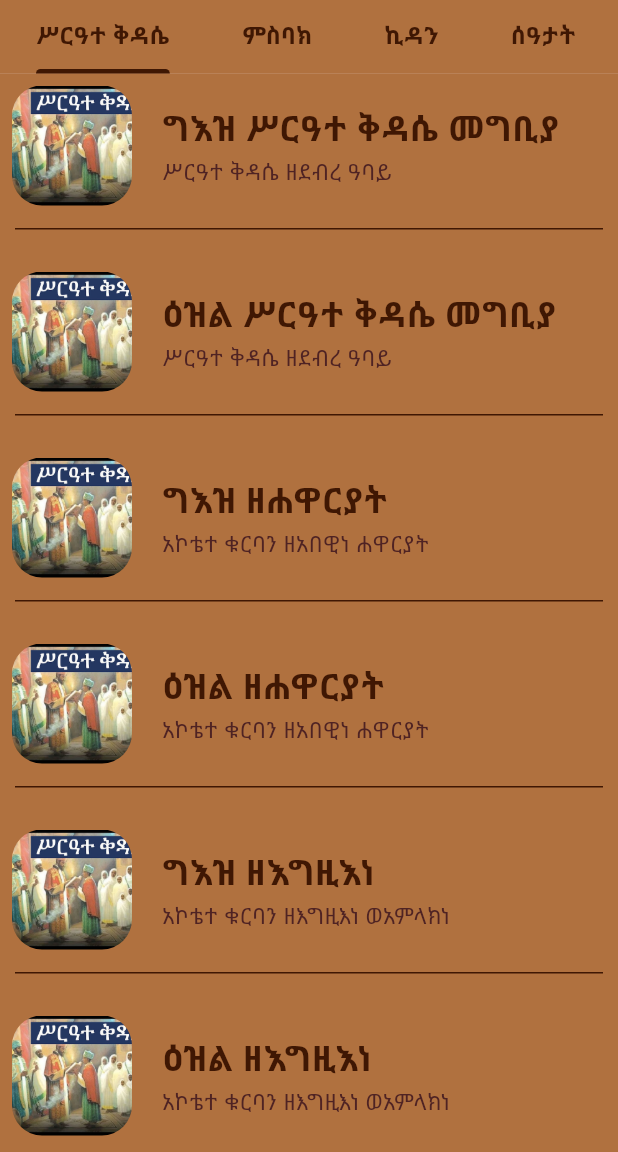
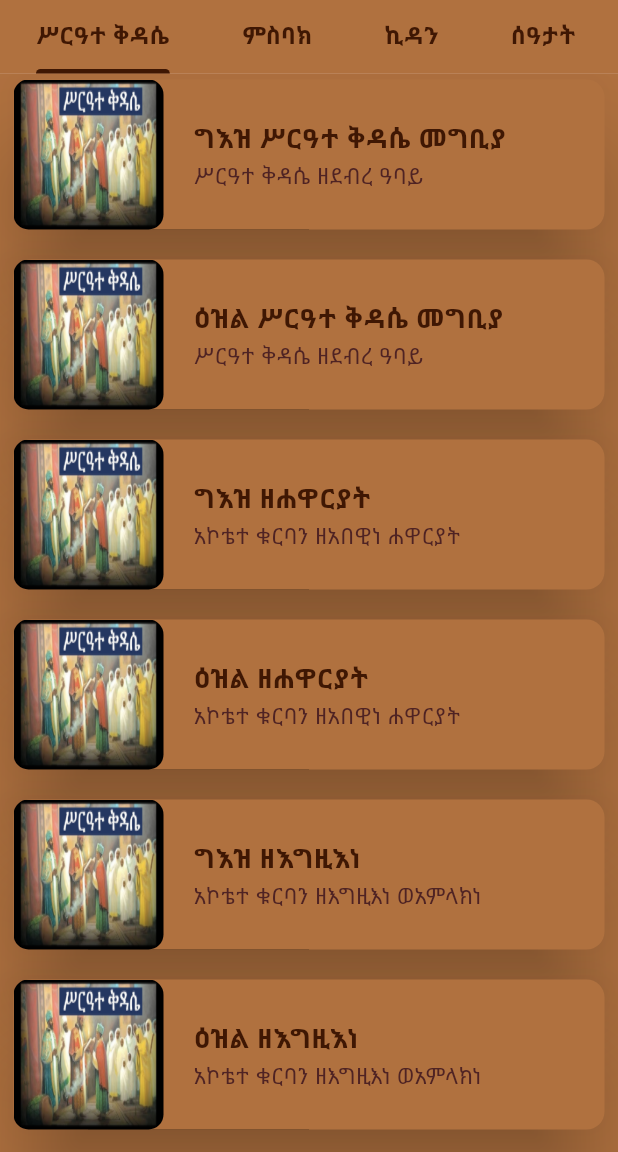
Before and after one commit to yabulala432/mezgebe_sbhat, a Flutter app: the screen it shows after launch, on a phone screen of 412 x 824 dp, the part 84-1236 px from its top. Run offline on Flutter 3.47's test engine with Material 3 defaults, Android fonts, the phone set to English and light mode, and no system bars; our stand-ins replace audioplayers, dio, flutter_native_splash, flutter_slidable, font_awesome_flutter, getwidget and 1 more; missing offline and left inert: flutter_ffmpeg, syncfusion_flutter_pdfviewer.

Commit message:
stylize the touchable item

```diff
--- a/lib/components/home/touchable_item.dart
+++ b/lib/components/home/touchable_item.dart
@@ -18,28 +18,32 @@ class TouchableItem extends StatelessWidget {
     required this.onTap,
   });
 
-  void _handleTap() {
-    onTap();
-  }
-
   @override
   Widget build(BuildContext context) {
-    return Column(
-      children: [
-        InkWell(
-          onTap: () => _handleTap(),
-          child: Padding(
-            padding: const EdgeInsets.all(8.0),
+    final ColorScheme themeProvider =
+        Provider.of<ThemeProvider>(context).themeData.colorScheme;
+    return Padding(
+      padding: const EdgeInsets.symmetric(horizontal: 5.0),
+      child: Card(
+        color: themeProvider.surface,
+        elevation: 25.0,
+        child: InkWell(
+          splashColor: themeProvider.primary.withOpacity(.5),
+          hoverColor: themeProvider.primary.withOpacity(.5),
+          focusColor: themeProvider.primary.withOpacity(.5),
+          highlightColor: themeProvider.primary.withOpacity(.5),
+          onTap: () => onTap(),
           child: Row(
             children: [
               ClipRRect(
                 borderRadius: BorderRadius.circular(
-                      20.0), // Adjust the radius as needed
+                  10.0,
+                ),
                 child: Image.asset(
                   imageUrl,
-                    width: 80.0,
-                    height: 80.0,
-                    fit: BoxFit.cover,
+                  width: 100.0,
+                  height: 100.0,
+                  fit: BoxFit.fill,
                 ),
               ),
               const SizedBox(width: 20.0),
@@ -50,21 +54,15 @@ class TouchableItem extends StatelessWidget {
                     Text(
                       title,
                       style: TextStyle(
-                            color: Provider.of<ThemeProvider>(context)
-                                .themeData
-                                .colorScheme
-                                .primary,
-                            fontSize: 23.0,
+                          color: themeProvider.primary,
+                          fontSize: 18.0,
                           fontWeight: FontWeight.bold),
                     ),
                     Text(
                       subtitle,
                       softWrap: true,
                       style: TextStyle(
-                          color: Provider.of<ThemeProvider>(context)
-                              .themeData
-                              .colorScheme
-                              .secondary,
+                        color: themeProvider.secondary,
                         fontSize: 15.0,
                       ),
                     ),
@@ -75,16 +73,6 @@ class TouchableItem extends StatelessWidget {
           ),
         ),
       ),
-        Separator(
-          color:
-              Provider.of<ThemeProvider>(context).themeData.colorScheme.primary,
-          height: 0.0,
-          thickness: 1.0,
-          indent: 10.0,
-          endEndent: 10,
-          padding: const EdgeInsets.symmetric(vertical: 8.0),
-        )
-      ],
     );
   }
 }
```
Lines whose indentation alone changed are shown as unchanged.
